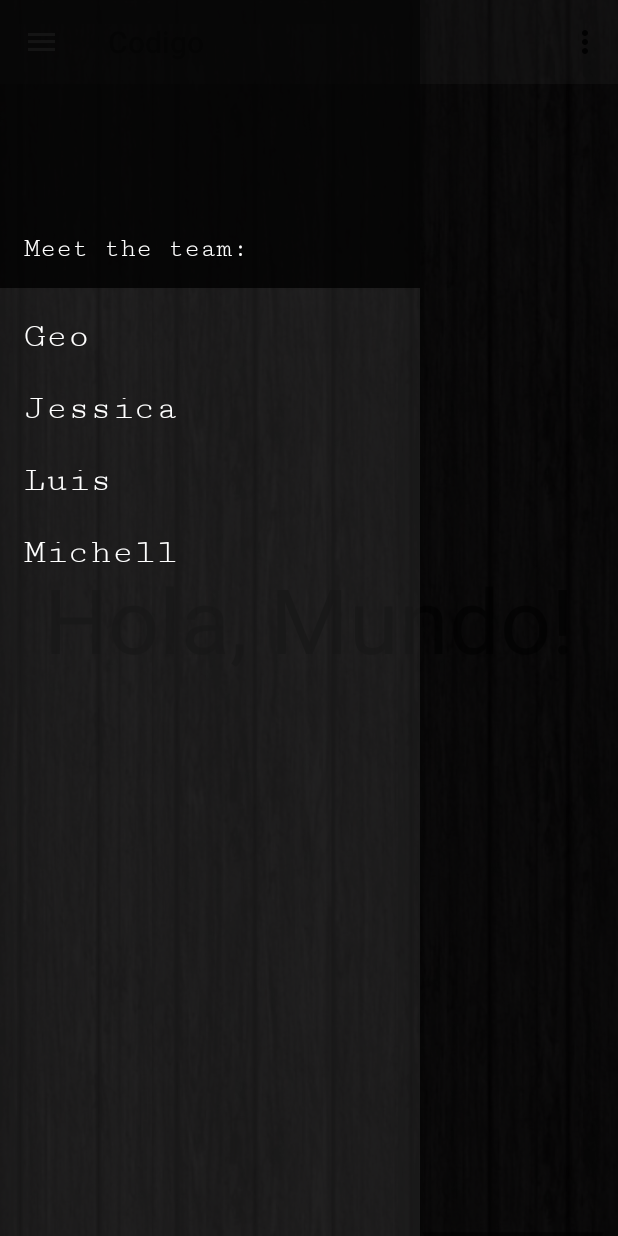
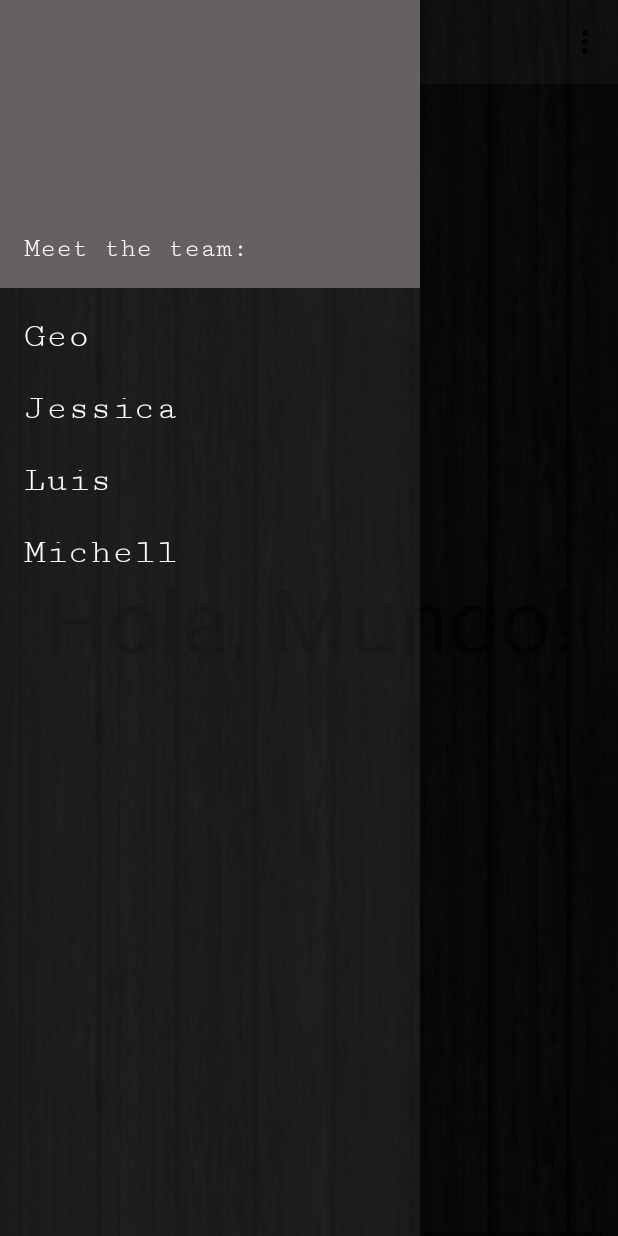
Before and after one commit to Jperv23/el_codigo, an Android app: the screen it shows after launch (MainActivity), with the side drawer open, on a phone screen of 412 x 824 dp. Run offline under Robolectric (Android 15) with nearby library versions, the light colour scheme and no system bars.

Commit message:
pushing just because..I'll finish up tonight

```diff
--- a/app/src/main/res/layout/header_layout.xml
+++ b/app/src/main/res/layout/header_layout.xml
@@ -2,7 +2,7 @@
 <LinearLayout xmlns:android="http://schemas.android.com/apk/res/android"
     android:layout_width="match_parent"
     android:layout_height="192dp"
-    android:background="@color/colorPrimaryDark"
+    android:background="@color/Navcolor"
     android:padding="16dp"
     android:theme="@style/ThemeOverlay.AppCompat.Dark"
     android:orientation="vertical"
--- a/app/src/main/res/values/colors.xml
+++ b/app/src/main/res/values/colors.xml
@@ -4,4 +4,5 @@
     <color name="colorPrimaryDark">#c9000000</color>
     <color name="colorAccent">#ba2d373b</color>
     <color name="textColor">#ffffff</color>
+    <color name="Navcolor">#666161</color>
 </resources>
```
